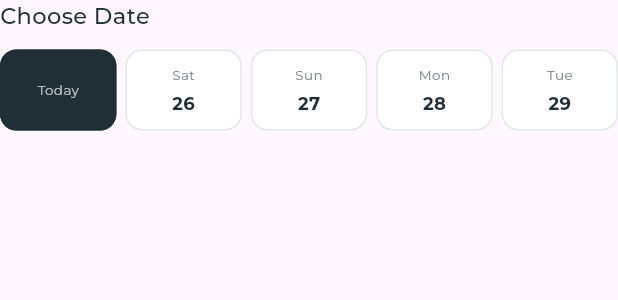
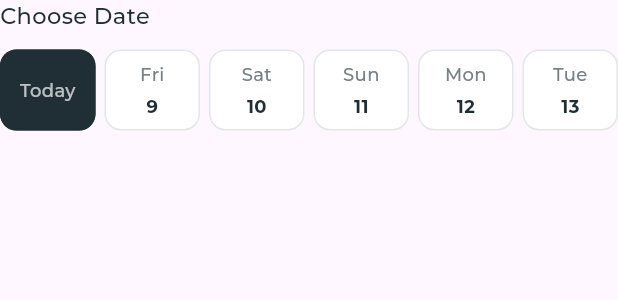
Before and after one commit to yasser-osamaa/Falcon-Gym-App, a Flutter app: the BookingDateSection widget shown alone on an empty page, opened directly with empty values, after a tap on "Today", on a phone screen of 412 x 824 dp. Shown: the top 300 px of the screen. Run offline on Flutter 3.47's test engine with Material 3 defaults, Android fonts, the phone set to English and light mode, and no system bars; our stand-ins replace cached_network_image, dartz, flutter_bloc, flutter_dotenv, font_awesome_flutter, get_it and 3 more; accounts and stored records are empty; network calls fail.

Commit message:
feat: add SportScheduleRepo and related data sources, update models and show custom dates from now to 6 days after for sports scheduling *did not integrate cubit yet*

```diff
--- a/lib/core/utils/service_locator.dart
+++ b/lib/core/utils/service_locator.dart
@@ -4,9 +4,12 @@ import 'package:falcon_gym/features/auth/domain/repos/auth_repo.dart';
 import 'package:falcon_gym/features/gym/data/data_source/gym_remote_data_source.dart';
 import 'package:falcon_gym/features/gym/data/repos/gym_repo_impl.dart';
 import 'package:falcon_gym/features/gym/domain/repos/gym_repo.dart';
+import 'package:falcon_gym/features/home/data/data_source/sport_schedule_remote_data_source.dart';
 import 'package:falcon_gym/features/home/data/data_source/sports_remote_data_source.dart';
+import 'package:falcon_gym/features/home/data/repos/sport_schedule_repo_impl.dart';
 import 'package:falcon_gym/features/home/data/repos/sports_repo_impl.dart';
 import 'package:falcon_gym/features/home/domain/repo/sports_repo.dart';
+import 'package:falcon_gym/features/home/domain/repo/sports_schedule_repo.dart';
 import 'package:get_it/get_it.dart';
 
 GetIt getIt = GetIt.instance;
@@ -23,4 +26,10 @@ void setupLocator() {
   getIt.registerSingleton<SportsRepo>(
     SportsRepoImpl(sportsRemoteDataSource: SportsRemoteDataSourceImpl()),
   );
+
+  getIt.registerSingleton<SportsScheduleRepo>(
+    SportScheduleRepoImpl(
+      scheduleRemoteDataSource: SportScheduleRemoteDataSourceImpl(),
+    ),
+  );
 }
--- a/lib/features/home/data/models/sport_schedule_model.dart
+++ b/lib/features/home/data/models/sport_schedule_model.dart
@@ -4,14 +4,14 @@ import 'package:flutter/material.dart';
 class SportScheduleModel extends SportScheduleEntity {
   SportScheduleModel({
     required super.sportId,
-    required super.dayOfWeek,
+    required super.day,
     required super.opensAt,
     required super.closesAt,
   });
   factory SportScheduleModel.fromJson(Map<String, dynamic> json) {
     return SportScheduleModel(
       sportId: json['sport_id'],
-      dayOfWeek: json['day_of_week'],
+      day: json['day_of_week'],
       opensAt: parseTime(json['opens_at']),
       closesAt: parseTime(json['closes_at']),
     );
--- a/lib/features/home/domain/entities/sport_schedule_entity.dart
+++ b/lib/features/home/domain/entities/sport_schedule_entity.dart
@@ -2,13 +2,13 @@ import 'package:flutter/material.dart';
 
 class SportScheduleEntity {
   final int sportId;
-  final String dayOfWeek;
+  final String day;
   final TimeOfDay opensAt;
   final TimeOfDay closesAt;
 
   SportScheduleEntity({
     required this.sportId,
-    required this.dayOfWeek,
+    required this.day,
     required this.opensAt,
     required this.closesAt,
   });
--- a/lib/features/home/presentation/views/book_detailes_widget/booking_date_section.dart
+++ b/lib/features/home/presentation/views/book_detailes_widget/booking_date_section.dart
@@ -1,25 +1,29 @@
 import 'package:falcon_gym/core/utils/styless.dart';
+import 'package:falcon_gym/features/home/presentation/views/book_detailes_widget/date_option.dart';
 import 'package:flutter/material.dart';
 
 class BookingDateSection extends StatefulWidget {
   const BookingDateSection({required this.onDateSelected, super.key});
 
-  final ValueChanged<String> onDateSelected;
+  final ValueChanged<DateTime> onDateSelected;
 
   @override
   State<BookingDateSection> createState() => _BookingDateSectionState();
 }
 
 class _BookingDateSectionState extends State<BookingDateSection> {
-  static const _dates = [
-    ('Today', ''),
-    ('Sat', '26'),
-    ('Sun', '27'),
-    ('Mon', '28'),
-    ('Tue', '29'),
-  ];
+  late final List<DateTime> _dates;
+  int _selectedIndex = 0;
+  @override
+  void initState() {
+    super.initState();
 
-  int _selectedIndex = 1;
+    final today = DateTime.now();
+    _dates = List.generate(
+      6,
+      (index) => DateTime(today.year, today.month, today.day + index),
+    );
+  }
 
   @override
   Widget build(BuildContext context) {
@@ -39,18 +43,16 @@ class _BookingDateSectionState extends State<BookingDateSection> {
             for (var index = 0; index < _dates.length; index++) ...[
               if (index > 0) const SizedBox(width: 6),
               Expanded(
-                child: _DateOption(
-                  day: _dates[index].$1,
-                  date: _dates[index].$2,
+                child: DateOption(
+                  day: index == 0
+                      ? 'Today'
+                      : _dayName(_dates[index]).substring(0, 3),
+                  date: index == 0 ? '' : '${_dates[index].day}',
                   selected: _selectedIndex == index,
                   onTap: () {
                     setState(() => _selectedIndex = index);
                     final selectedDate = _dates[index];
-                    widget.onDateSelected(
-                      selectedDate.$2.isEmpty
-                          ? selectedDate.$1
-                          : '${selectedDate.$1} ${selectedDate.$2}',
-                    );
+                    widget.onDateSelected(selectedDate);
                   },
                 ),
               ),
@@ -62,63 +64,16 @@ class _BookingDateSectionState extends State<BookingDateSection> {
   }
 }
 
-class _DateOption extends StatelessWidget {
-  const _DateOption({
-    required this.day,
-    required this.date,
-    required this.selected,
-    required this.onTap,
-  });
+String _dayName(DateTime date) {
+  const days = [
+    'Monday',
+    'Tuesday',
+    'Wednesday',
+    'Thursday',
+    'Friday',
+    'Saturday',
+    'Sunday',
+  ];
 
-  final String day;
-  final String date;
-  final bool selected;
-  final VoidCallback onTap;
-
-  @override
-  Widget build(BuildContext context) {
-    final foregroundColor = selected ? Colors.white : const Color(0xff202e35);
-
-    return Material(
-      color: selected ? const Color(0xff202e35) : Colors.white,
-      borderRadius: BorderRadius.circular(11),
-      child: InkWell(
-        onTap: onTap,
-        borderRadius: BorderRadius.circular(11),
-        child: Container(
-          height: 54,
-          decoration: BoxDecoration(
-            borderRadius: BorderRadius.circular(11),
-            border: Border.all(
-              color: selected
-                  ? const Color(0xff202e35)
-                  : const Color(0xffe2e6e7),
-            ),
-          ),
-          child: Column(
-            mainAxisAlignment: MainAxisAlignment.center,
-            children: [
-              Text(
-                day,
-                style: Styless.textStyle12.copyWith(
-                  color: selected ? Colors.white70 : const Color(0xff778187),
-                  fontSize: 9,
-                ),
-              ),
-              if (date.isNotEmpty) ...[
-                const SizedBox(height: 4),
-                Text(
-                  date,
-                  style: Styless.textStyle12.copyWith(
-                    color: foregroundColor,
-                    fontWeight: FontWeight.w700,
-                  ),
-                ),
-              ],
-            ],
-          ),
-        ),
-      ),
-    );
-  }
+  return days[date.weekday - 1];
 }
--- a/lib/features/home/presentation/views/book_detailes_widget/booking_detailes_view_body.dart
+++ b/lib/features/home/presentation/views/book_detailes_widget/booking_detailes_view_body.dart
@@ -14,7 +14,7 @@ class BookDetailesViewBody extends StatefulWidget {
 }
 
 class _BookDetailesViewBodyState extends State<BookDetailesViewBody> {
-  String _selectedDate = 'Sat 26';
+  DateTime _selectedDate = DateTime.now();
   String _selectedTime = '7:00 PM';
 
   @override
@@ -33,6 +33,7 @@ class _BookDetailesViewBodyState extends State<BookDetailesViewBody> {
                     SliverToBoxAdapter(
                       child: BookingHeader(sportEntity: widget.sportEntity),
                     ),
+
                     SliverPadding(
                       padding: const EdgeInsets.fromLTRB(28, 18, 28, 24),
                       sliver: SliverToBoxAdapter(
@@ -47,15 +48,25 @@ class _BookDetailesViewBodyState extends State<BookDetailesViewBody> {
                                 height: 1.55,
                               ),
                             ),
+
                             const SizedBox(height: 26),
+
                             BookingDateSection(
-                              onDateSelected: (date) =>
-                                  setState(() => _selectedDate = date),
+                              onDateSelected: (date) {
+                                setState(() {
+                                  _selectedDate = date;
+                                });
+                              },
                             ),
+
                             const SizedBox(height: 28),
+
                             BookingTimeSection(
-                              onTimeSelected: (time) =>
-                                  setState(() => _selectedTime = time),
+                              onTimeSelected: (time) {
+                                setState(() {
+                                  _selectedTime = time;
+                                });
+                              },
                             ),
                           ],
                         ),
@@ -64,8 +75,9 @@ class _BookDetailesViewBodyState extends State<BookDetailesViewBody> {
                   ],
                 ),
               ),
+
               BookingSummaryFooter(
-                dateLabel: _selectedDate,
+                dateLabel: _formatDate(_selectedDate),
                 selectedTime: _selectedTime,
               ),
             ],
@@ -74,4 +86,10 @@ class _BookDetailesViewBodyState extends State<BookDetailesViewBody> {
       ),
     );
   }
+
+  String _formatDate(DateTime date) {
+    const days = ['Mon', 'Tue', 'Wed', 'Thu', 'Fri', 'Sat', 'Sun'];
+
+    return '${days[date.weekday - 1]} ${date.day}';
+  }
 }
--- /dev/null
+++ b/lib/features/home/presentation/views/book_detailes_widget/date_card.dart
@@ -0,0 +1,52 @@
+import 'package:falcon_gym/core/utils/styless.dart';
+import 'package:flutter/material.dart';
+
+class DateCard extends StatelessWidget {
+  const new({
+    super.key,
+    required this.selected,
+    required this.day,
+    required this.date,
+    required this.foregroundColor,
+  });
+
+  final bool selected;
+  final String day;
+  final String date;
+  final Color foregroundColor;
+
+  @override
+  Widget build(BuildContext context) {
+    return Container(
+      height: 54,
+      decoration: BoxDecoration(
+        borderRadius: BorderRadius.circular(11),
+        border: Border.all(
+          color: selected ? const Color(0xff202e35) : const Color(0xffe2e6e7),
+        ),
+      ),
+      child: Column(
+        mainAxisAlignment: MainAxisAlignment.center,
+        children: [
+          Text(
+            day,
+            style: Styless.textStyle12.copyWith(
+              color: selected ? Colors.white70 : const Color(0xff778187),
+              fontWeight: FontWeight.w500,
+            ),
+          ),
+          if (date.isNotEmpty) ...[
+            const SizedBox(height: 4),
+            Text(
+              date,
+              style: Styless.textStyle12.copyWith(
+                color: foregroundColor,
+                fontWeight: FontWeight.w700,
+              ),
+            ),
+          ],
+        ],
+      ),
+    );
+  }
+}
--- /dev/null
+++ b/lib/features/home/presentation/views/book_detailes_widget/date_option.dart
@@ -0,0 +1,37 @@
+import 'package:falcon_gym/features/home/presentation/views/book_detailes_widget/date_card.dart';
+import 'package:flutter/material.dart';
+
+class DateOption extends StatelessWidget {
+  const DateOption({
+    super.key,
+    required this.day,
+    required this.date,
+    required this.selected,
+    required this.onTap,
+  });
+
+  final String day;
+  final String date;
+  final bool selected;
+  final VoidCallback onTap;
+
+  @override
+  Widget build(BuildContext context) {
+    final foregroundColor = selected ? Colors.white : const Color(0xff202e35);
+
+    return Material(
+      color: selected ? const Color(0xff202e35) : Colors.white,
+      borderRadius: BorderRadius.circular(11),
+      child: InkWell(
+        onTap: onTap,
+        borderRadius: BorderRadius.circular(11),
+        child: DateCard(
+          selected: selected,
+          day: day,
+          date: date,
+          foregroundColor: foregroundColor,
+        ),
+      ),
+    );
+  }
+}
--- a/lib/main.dart
+++ b/lib/main.dart
@@ -5,6 +5,8 @@ import 'package:falcon_gym/features/auth/presentation/manager/auth_cubit/auth_cu
 import 'package:falcon_gym/features/gym/domain/repos/gym_repo.dart';
 import 'package:falcon_gym/features/gym/presentation/view/manager/cubit/gym_exercises_cubit.dart';
 import 'package:falcon_gym/features/home/domain/repo/sports_repo.dart';
+import 'package:falcon_gym/features/home/domain/repo/sports_schedule_repo.dart';
+import 'package:falcon_gym/features/home/presentation/manager/sport_schedule_cubit/sport_schedule_cubit.dart';
 import 'package:falcon_gym/features/home/presentation/manager/sports_cubit/sports_cubit.dart';
 import 'package:flutter/material.dart';
 import 'package:flutter_bloc/flutter_bloc.dart';
@@ -39,6 +41,10 @@ class FalconGym extends StatelessWidget {
           create: (context) =>
               SportsCubit(sportsRepo: getIt.get<SportsRepo>())..getSports(),
         ),
+        BlocProvider(
+          create: (context) =>
+              SportScheduleCubit(scheduleRepo: getIt.get<SportsScheduleRepo>()),
+        ),
       ],
       child: MaterialApp.router(
         title: 'Falcon Gym',
```
